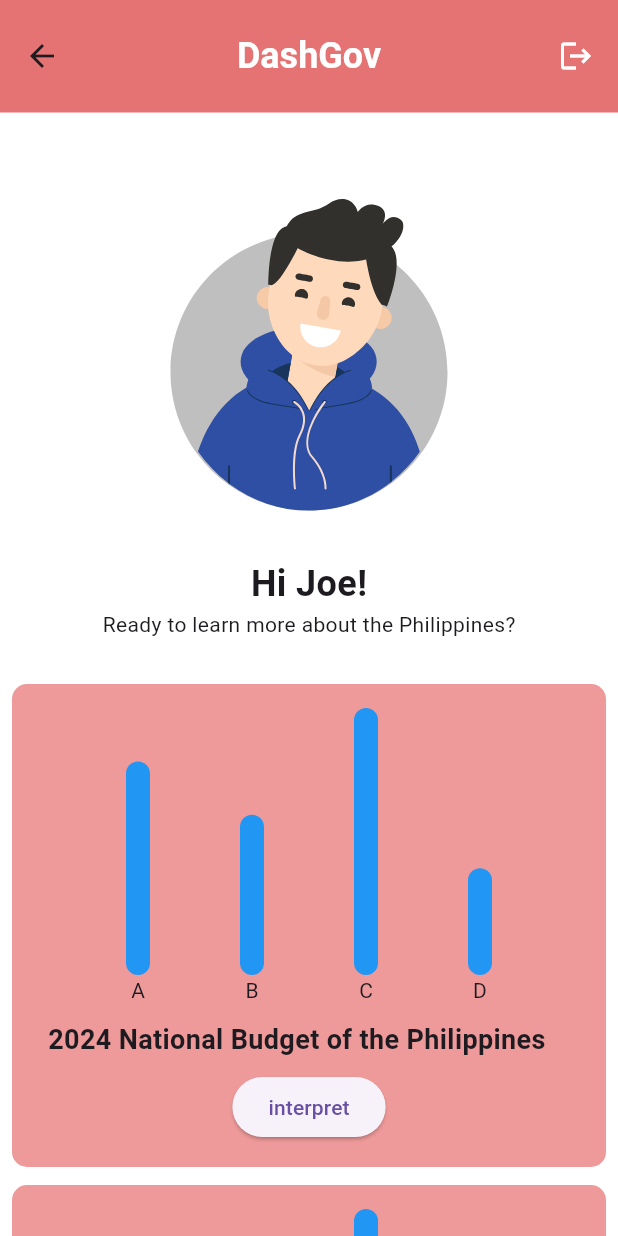
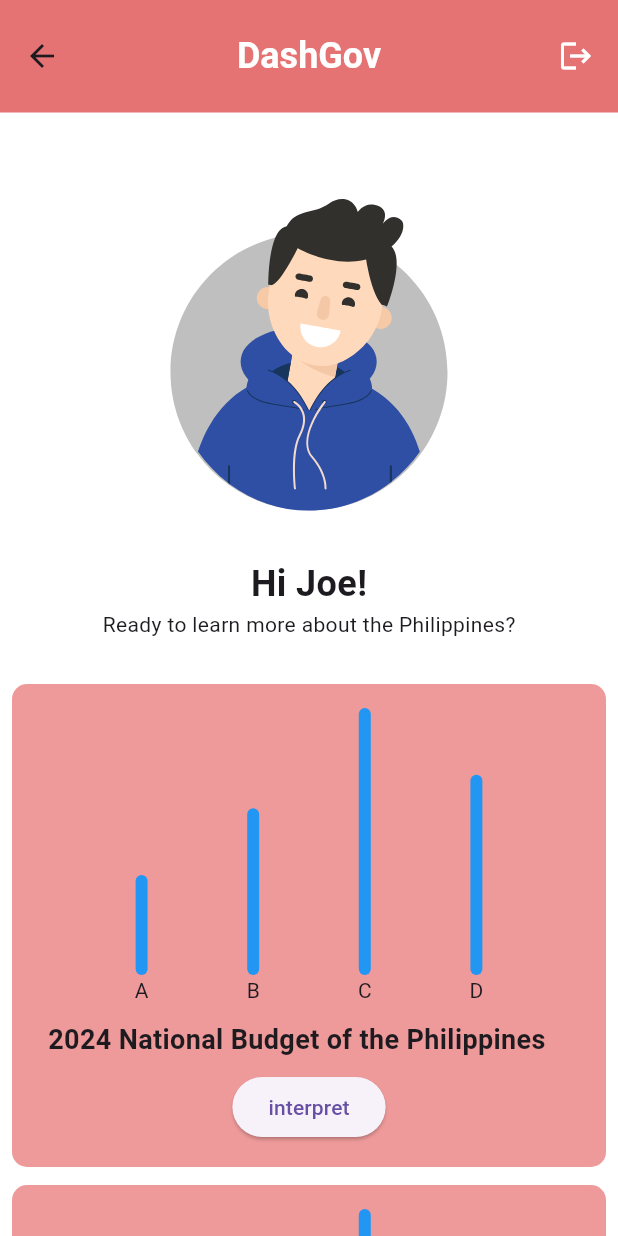
Before and after one commit to clemenex/gdsc-dashboard, a Flutter app: the screen it shows after launch, on a phone screen of 412 x 824 dp. Run offline on Flutter 3.47's test engine with Material 3 defaults, Android fonts, the phone set to English and light mode, and no system bars; drawn by our look-alikes of fl_chart; our stand-ins replace firebase_auth, flutter_dotenv, flutter_gemini, flutter_login, google_sign_in, lottie; accounts and stored records are empty.

Commit message:
implement frontend hook for backend

```diff
--- a/frontend/lib/pages/dash_home.dart
+++ b/frontend/lib/pages/dash_home.dart
@@ -8,6 +8,26 @@ class DashHomePage extends StatelessWidget {
 
   @override
   Widget build(BuildContext context) {
+    final List<double> yValues = [3, 5, 8, 6]; // Y-axis values
+    final List<String> xLabels = ['A', 'B', 'C', 'D']; // X-axis labels
+    String graphTitle = '2024 National Budget of the Philippines';
+
+    List<BarChartGroupData> _buildBarGroups() {
+      return List.generate(
+        yValues.length,
+        (index) => BarChartGroupData(
+          x: index, // X index
+          barRods: [
+            BarChartRodData(
+              toY: yValues[index], // Y value
+              color: Colors.blue, // Bar color
+              borderRadius: BorderRadius.circular(4), // Rounded edges
+            ),
+          ],
+        ),
+      );
+    }
+
     return Scaffold(
       appBar: AppBar(
         centerTitle: true,
@@ -60,7 +80,6 @@ class DashHomePage extends StatelessWidget {
                             children: [
                               SizedBox(
                                 height: 200,
-                                //child: Container(color: Colors.red),
                                 child: BarChart(
                                   BarChartData(
                                     borderData: FlBorderData(
@@ -83,77 +102,26 @@ class DashHomePage extends StatelessWidget {
                                                   false)), // Hide top axis labels Hide Y axis labels
                                       bottomTitles: AxisTitles(
                                         sideTitles: SideTitles(
-                                          showTitles:
-                                              true, // Show X axis labels
-                                          getTitlesWidget: (value, meta) {
-                                            // Customize X axis labels
-                                            if (value == 0) {
-                                              return Text('A');
-                                            } else if (value == 1) {
-                                              return Text('B');
-                                            } else if (value == 2) {
-                                              return Text('C');
-                                            } else if (value == 3) {
-                                              return Text('D');
+                                          showTitles: true,
+                                          getTitlesWidget:
+                                              (double value, TitleMeta meta) {
+                                            final int index = value.toInt();
+                                            if (index < xLabels.length) {
+                                              return Text(xLabels[index]);
                                             }
                                             return Text('');
                                           },
                                         ),
                                       ),
                                     ), // Show titles on axes
-                                    barGroups: [
-                                      BarChartGroupData(
-                                        x: 0,
-                                        barRods: [
-                                          BarChartRodData(
-                                            toY: 8, // Bar height
-                                            color: Colors.blue, // Bar color
-                                            width: 16, // Bar width
-                                            // borderRadius: BorderRadius.horizontal(
-                                            //   left: Radius.circular(0),
-                                            //   right: Radius.circular(0),
-                                            // ),
-                                          ),
-                                        ],
-                                      ),
-                                      BarChartGroupData(
-                                        x: 1,
-                                        barRods: [
-                                          BarChartRodData(
-                                            toY: 6,
-                                            color: Colors.blue,
-                                            width: 16,
-                                          ),
-                                        ],
-                                      ),
-                                      BarChartGroupData(
-                                        x: 2,
-                                        barRods: [
-                                          BarChartRodData(
-                                            toY: 10,
-                                            color: Colors.blue,
-                                            width: 16,
-                                          ),
-                                        ],
-                                      ),
-                                      BarChartGroupData(
-                                        x: 3,
-                                        barRods: [
-                                          BarChartRodData(
-                                            toY: 4,
-                                            color: Colors.blue,
-                                            width: 16,
-                                          ),
-                                        ],
-                                      ),
-                                    ],
+                                    barGroups: _buildBarGroups(),
                                   ),
                                 ),
                               ),
                               Padding(
                                 padding: EdgeInsets.all(8.0),
                                 child: Text(
-                                  '2024 National Budget of the Philippines',
+                                  graphTitle,
                                   maxLines: 1,
                                   overflow: TextOverflow.ellipsis,
                                   style: TextStyle(
```
